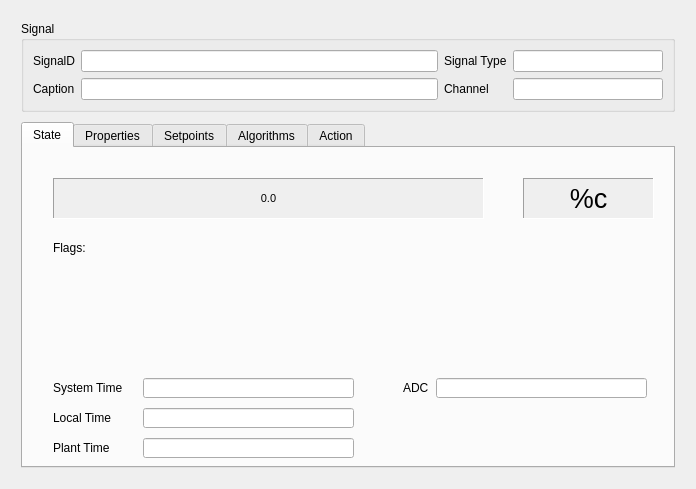
This is Monitor/DialogSignalInfo.ui in whiteman-kr/u7set as Qt 5 draws it before an edit. The edited form follows.
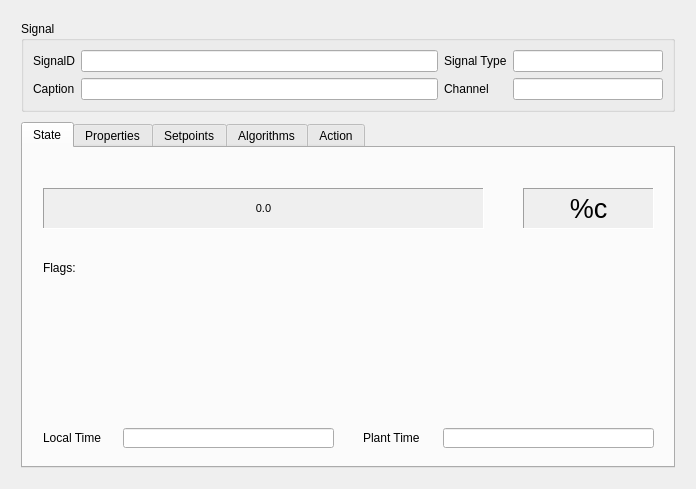
This is the edited form. The open tabs and pages were chosen to show the change.

Diff of the .ui file:
```diff
--- a/Monitor/DialogSignalInfo.ui
+++ b/Monitor/DialogSignalInfo.ui
@@ -174,9 +174,9 @@
         <widget class="QLabel" name="labelValue">
          <property name="geometry">
           <rect>
-           <x>30</x>
-           <y>30</y>
-           <width>431</width>
+           <x>20</x>
+           <y>40</y>
+           <width>441</width>
            <height>41</height>
           </rect>
          </property>
@@ -208,7 +208,7 @@
          <property name="geometry">
           <rect>
            <x>500</x>
-           <y>30</y>
+           <y>40</y>
            <width>131</width>
            <height>41</height>
           </rect>
@@ -237,8 +237,8 @@
         <widget class="QLabel" name="label_15">
          <property name="geometry">
           <rect>
-           <x>30</x>
-           <y>90</y>
+           <x>20</x>
+           <y>110</y>
            <width>271</width>
            <height>20</height>
           </rect>
@@ -250,70 +250,18 @@
         <widget class="QWidget" name="widgetFlags" native="true">
          <property name="geometry">
           <rect>
-           <x>30</x>
-           <y>120</y>
-           <width>601</width>
+           <x>20</x>
+           <y>140</y>
+           <width>611</width>
            <height>81</height>
           </rect>
          </property>
         </widget>
-        <widget class="QLineEdit" name="editSystemTime">
-         <property name="geometry">
-          <rect>
-           <x>120</x>
-           <y>230</y>
-           <width>211</width>
-           <height>20</height>
-          </rect>
-         </property>
-         <property name="readOnly">
-          <bool>true</bool>
-         </property>
-        </widget>
-        <widget class="QLabel" name="label_16">
-         <property name="geometry">
-          <rect>
-           <x>30</x>
-           <y>230</y>
-           <width>71</width>
-           <height>20</height>
-          </rect>
-         </property>
-         <property name="text">
-          <string>System Time</string>
-         </property>
-        </widget>
-        <widget class="QLabel" name="label_17">
-         <property name="geometry">
-          <rect>
-           <x>380</x>
-           <y>230</y>
-           <width>31</width>
-           <height>20</height>
-          </rect>
-         </property>
-         <property name="text">
-          <string>ADC</string>
-         </property>
-        </widget>
-        <widget class="QLineEdit" name="lineEdit_10">
-         <property name="geometry">
-          <rect>
-           <x>413</x>
-           <y>230</y>
-           <width>211</width>
-           <height>20</height>
-          </rect>
-         </property>
-         <property name="readOnly">
-          <bool>true</bool>
-         </property>
-        </widget>
         <widget class="QLabel" name="label_18">
          <property name="geometry">
           <rect>
-           <x>30</x>
-           <y>260</y>
+           <x>20</x>
+           <y>280</y>
            <width>71</width>
            <height>20</height>
           </rect>
@@ -325,8 +273,8 @@
         <widget class="QLabel" name="label_19">
          <property name="geometry">
           <rect>
-           <x>30</x>
-           <y>290</y>
+           <x>340</x>
+           <y>280</y>
            <width>71</width>
            <height>20</height>
           </rect>
@@ -338,8 +286,8 @@
         <widget class="QLineEdit" name="editLocalTime">
          <property name="geometry">
           <rect>
-           <x>120</x>
-           <y>260</y>
+           <x>100</x>
+           <y>280</y>
            <width>211</width>
            <height>20</height>
           </rect>
@@ -351,8 +299,8 @@
         <widget class="QLineEdit" name="editPlantTime">
          <property name="geometry">
           <rect>
-           <x>120</x>
-           <y>290</y>
+           <x>420</x>
+           <y>280</y>
            <width>211</width>
            <height>20</height>
           </rect>
```
Left out of the diff: 2 changed lines with no effect on the pictures.
